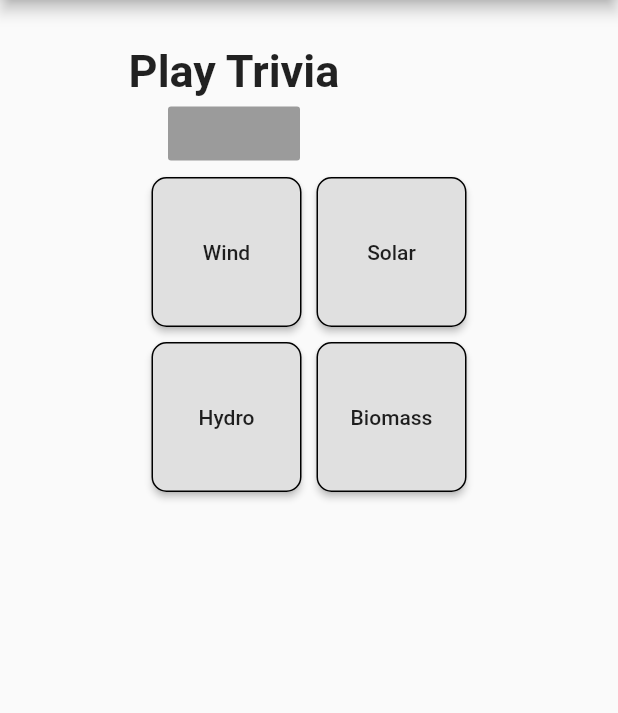
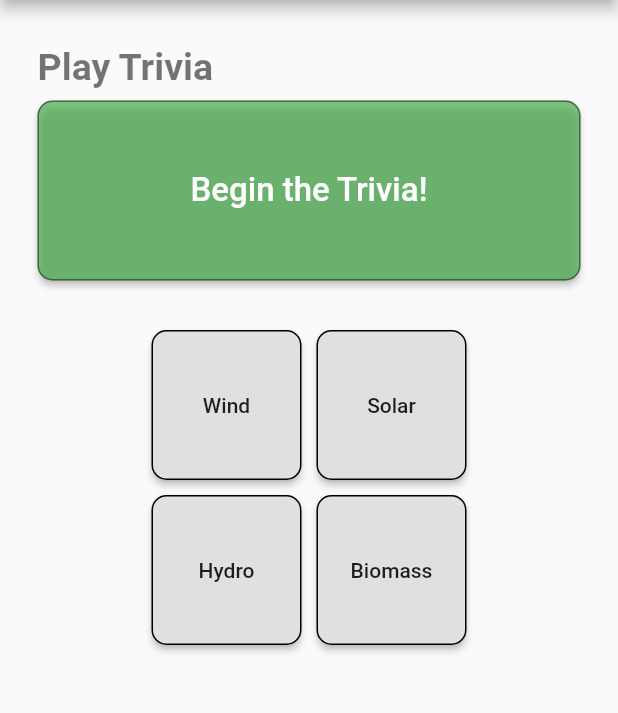
Before and after one commit to samramez/green_energy_app, a Flutter app: the screen it shows after launch, on a phone screen of 412 x 824 dp, the part 84-797 px from its top. Run offline on Flutter 3.47's test engine with Material 2 defaults, Android fonts, the phone set to English and light mode, and no system bars; our stand-ins replace page_transition.

Commit message:
styled the Trivia Tile

```diff
--- a/lib/ui/HomePage.dart
+++ b/lib/ui/HomePage.dart
@@ -1,6 +1,6 @@
 import 'package:flutter/material.dart';
 import 'package:green_energy_app/ui/energies/EnergyTile.dart';
-import 'package:green_energy_app/ui/trivia/trivia_tile.dart';
+import 'package:green_energy_app/ui/trivia/TriviaTile.dart';
 
 class HomePage extends StatelessWidget {
   @override
@@ -14,6 +14,7 @@ class HomePage extends StatelessWidget {
             padding: EdgeInsets.symmetric(vertical: 30.0),
             children: <Widget>[
               TriviaTile(),
+              SizedBox(height: 20.0,), // Creates space between tiles.
               EnergyTile()
             ],
           ),
--- /dev/null
+++ b/lib/ui/trivia/TriviaTile.dart
@@ -0,0 +1,44 @@
+import 'package:flutter/material.dart';
+
+class TriviaTile extends StatelessWidget {
+  @override
+  Widget build(BuildContext context) {
+    return Padding(
+        padding: EdgeInsets.only(left: 10.0, right: 10.0),
+        child: Container(
+            margin: EdgeInsets.symmetric(horizontal: 15.0),
+            width: double.infinity,
+            child: Column(
+              crossAxisAlignment: CrossAxisAlignment.start,
+              children: <Widget>[
+                Text(
+                  "Play Trivia",
+                  style: TextStyle(
+                      fontSize: 25.0,
+                      fontWeight: FontWeight.bold,
+                      color: Colors.black54),
+                ),
+                Container(
+                  margin: EdgeInsets.fromLTRB(0, 8, 0, 8),
+                  height: 120,
+                  width: double.infinity,
+                  child: RaisedButton(
+                    child: Text(
+                      "Begin the Trivia!",
+                      style: TextStyle(
+                        fontSize: 22, /*fontFamily: 'Roboto'*/
+                      ),
+                    ),
+                    shape: RoundedRectangleBorder(
+                        borderRadius: new BorderRadius.circular(10.0),
+                        side: BorderSide(color: Colors.black45)),
+                    padding: EdgeInsets.all(5),
+                    color: Colors.green.withOpacity(0.7),
+                    textColor: Colors.white,
+                    onPressed: () {},
+                  ),
+                )
+              ],
+            )));
+  }
+}
--- a/lib/ui/trivia/trivia_tile.dart
+++ /dev/null
@@ -1,23 +0,0 @@
-import 'package:flutter/material.dart';
-
-class TriviaTile extends StatelessWidget {
-  @override
-  Widget build(BuildContext context) {
-    return Padding(
-      padding: EdgeInsets.only(left: 20.0, right: 120.0),
-      child: SizedBox(
-        child: Column(
-          children: <Widget>[
-            Text(
-                "Play Trivia",
-                style: TextStyle(fontSize: 30.0, fontWeight: FontWeight.bold)
-            ),
-            RaisedButton(
-
-            )
-          ],
-        )
-      )
-    );
-  }
-}
```
